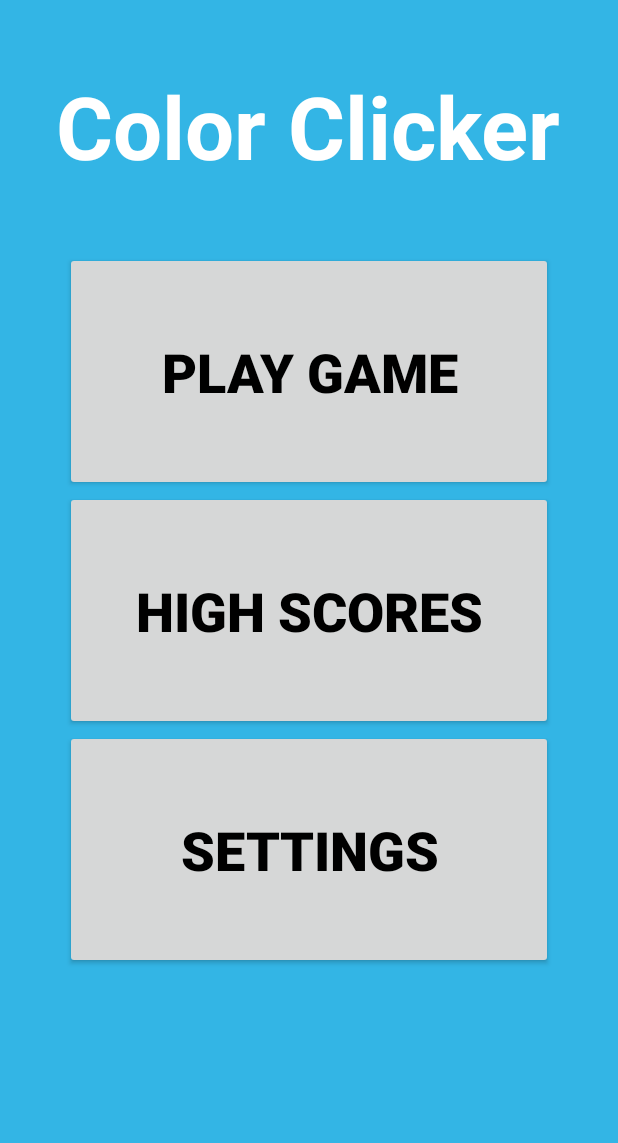
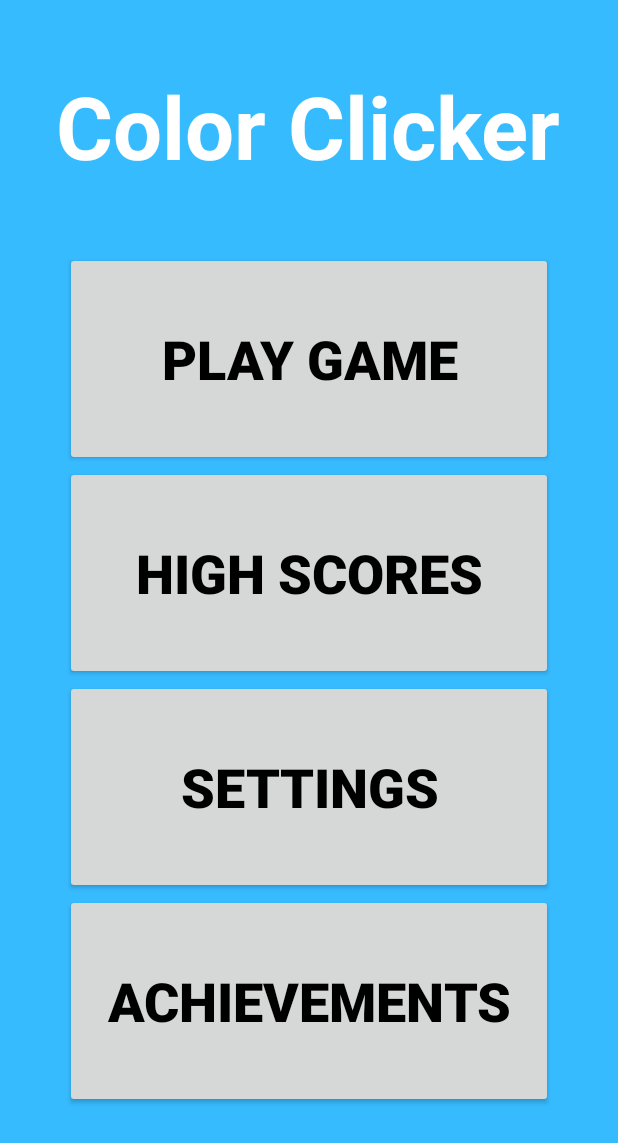
Before and after one commit to Scusemua/ColorClicker, an Android app: the screen it shows after launch (MainMenu), on a phone screen of 412 x 824 dp. Shown: the top 1143 px of the screen. Run offline under Robolectric (Android 15) with nearby library versions, the phone set to English and light mode, and no system bars; 8 statements that could not run were skipped.

Commit message:
Updated UI, added achievements section.

```diff
--- a/app/build.gradle
+++ b/app/build.gradle
@@ -23,5 +23,5 @@ dependencies {
     compile fileTree(dir: 'libs', include: ['*.jar'])
     testCompile 'junit:junit:4.12'
     compile 'com.google.code.gson:gson:2.6.2'
-    compile 'com.android.support:appcompat-v7:23.2.1'
+    compile 'com.android.support:appcompat-v7:23.3.0'
 }
--- a/app/src/main/AndroidManifest.xml
+++ b/app/src/main/AndroidManifest.xml
@@ -18,6 +18,11 @@
 
                 <category android:name="android.intent.category.LAUNCHER" />
             </intent-filter>
+        </activity>
+
+        <activity
+            android:name=".AchievementsMenu"
+            android:label="@string/app_name">
         </activity>
 
         <activity
--- a/app/src/main/java/com/benrcarvergmail/colorclicker/MainMenu.java
+++ b/app/src/main/java/com/benrcarvergmail/colorclicker/MainMenu.java
@@ -23,9 +23,10 @@ import java.util.UUID;
  */
 public class MainMenu extends AppCompatActivity {
 
-    private Button mPlayButton;          // Reference to the play button
-    private Button mSettingsButton;      // Reference to the settings button
-    private Button mScoresButton;        // Reference to the high scores button
+    private Button mButtonPlay;          // Reference to the play button
+    private Button mButtonSettings;      // Reference to the settings button
+    private Button mButtonScores;        // Reference to the high scores button
+    private Button mButtonStats;         // Button for accessing achievements
     private String mUniqueUserId;        // Unique user ID for submitting high scores
     private String mUserNickname;        // Nickname for the user
     private boolean mSoundEnabled;       // Indicates whether sounds are enabled/disabled
@@ -49,9 +50,10 @@ public class MainMenu extends AppCompatActivity {
         setContentView(R.layout.activity_mainmenu);
 
         // Instantiate references to necessary views
-        mPlayButton = (Button) findViewById(R.id.button_play);
-        mSettingsButton = (Button) findViewById(R.id.button_settings);
-        mScoresButton = (Button) findViewById(R.id.button_scores);
+        mButtonPlay = (Button) findViewById(R.id.button_play);
+        mButtonSettings = (Button) findViewById(R.id.button_settings);
+        mButtonScores = (Button) findViewById(R.id.button_scores);
+        mButtonStats = (Button) findViewById(R.id.button_stats);
 
         // Instantiate the shared preferences object.
         sSharedPref = this.getPreferences(Context.MODE_PRIVATE);
@@ -73,8 +75,17 @@ public class MainMenu extends AppCompatActivity {
             initialLaunchSetup();
         }
 
+        // onClickListener() for the "Stats" (Achievements) button
+        mButtonStats.setOnClickListener(new View.OnClickListener() {
+            @Override
+            public void onClick(View view) {
+                Intent myIntent = new Intent(MainMenu.this, AchievementsMenu.class);
+                startActivity(myIntent);
+            }
+        });
+
         // onClickListener() for the "Play" button
-        mPlayButton.setOnClickListener(new View.OnClickListener() {
+        mButtonPlay.setOnClickListener(new View.OnClickListener() {
             @Override
             public void onClick(View v) {
                 // Start the game activity by creating an intent to start it
@@ -86,7 +97,7 @@ public class MainMenu extends AppCompatActivity {
         });
 
         // onClickListener() for the "Settings" button
-        mSettingsButton.setOnClickListener(new View.OnClickListener() {
+        mButtonSettings.setOnClickListener(new View.OnClickListener() {
             @Override
             public void onClick(View v) {
                 // Start the settings menu activity by creating an intent to start it
@@ -97,7 +108,7 @@ public class MainMenu extends AppCompatActivity {
         });
 
         // onClickListener() for the "High Scores" button
-        mScoresButton.setOnClickListener(new View.OnClickListener() {
+        mButtonScores.setOnClickListener(new View.OnClickListener() {
             @Override
             public void onClick(View v) {
                 // Start the high scores menu activity by creating an intent to start it
@@ -129,6 +140,7 @@ public class MainMenu extends AppCompatActivity {
         }
         // Update the local scores since they've quite possibly changed
         retrieveLocalScores();
+        mUserNickname = sSharedPref.getString(getString(R.string.sharedPreferences_nickname), "NO NICKNAME SET");
     }
 
     /**
--- a/app/src/main/java/com/benrcarvergmail/colorclicker/ScoresMenu.java
+++ b/app/src/main/java/com/benrcarvergmail/colorclicker/ScoresMenu.java
@@ -32,7 +32,7 @@ public class ScoresMenu extends AppCompatActivity {
     // List of global high scores and nicknames
     private ArrayList<String> mHighScoresGlobal = new ArrayList<>();
 
-    private final String TAG = "ColorClickerScoreMenu";
+    private static final String TAG = "ColorClickerScoreMenu";
 
     @Override
     protected void onCreate(Bundle savedInstanceState) {
@@ -49,12 +49,12 @@ public class ScoresMenu extends AppCompatActivity {
 
         // Add the scores to the ArrayList
         for(int i = 0; i < MainMenu.sLocalHighScores.size(); i++) {
-            mHighScoresLocal.add(mNickname + "                                       " + MainMenu.sLocalHighScores.get(i).getScore());
+            mHighScoresLocal.add(MainMenu.sLocalHighScores.get(i).getNickname() + "                                       " + MainMenu.sLocalHighScores.get(i).getScore());
         }
 
         // Add the scores to the ArrayList
         for(int i = 0; i < MainMenu.sGlobalHighScores.size(); i++) {
-            mHighScoresGlobal.add(mNickname + "                                       " + MainMenu.sGlobalHighScores.get(i).getScore());
+            mHighScoresGlobal.add(MainMenu.sLocalHighScores.get(i).getNickname() + "                                       " + MainMenu.sGlobalHighScores.get(i).getScore());
         }
 
 
--- a/app/src/main/res/layout/activity_colorchooser.xml
+++ b/app/src/main/res/layout/activity_colorchooser.xml
@@ -4,7 +4,7 @@
     android:orientation="vertical"
     android:layout_width="match_parent"
     android:layout_height="match_parent"
-    android:background="#e79dff">
+    android:background="@color/colorBackgroundStandard">
 
     <TextView
         android:id="@+id/textview_titleTextMainMenu"
--- a/app/src/main/res/layout/activity_mainmenu.xml
+++ b/app/src/main/res/layout/activity_mainmenu.xml
@@ -3,7 +3,7 @@
     android:orientation="vertical"
     android:layout_width="match_parent"
     android:layout_height="match_parent"
-    android:background="@android:color/holo_blue_light"
+    android:background="@color/colorBackgroundMain"
     android:weightSum="6">
 
     <TextView
@@ -51,4 +51,15 @@
         android:textColor="@drawable/button_text_color"
         android:layout_weight="1"/>
 
+    <Button
+        android:id="@+id/button_stats"
+        android:layout_width="325dp"
+        android:layout_height="100dp"
+        android:layout_gravity="center_horizontal"
+        android:text="@string/button_stats"
+        android:textStyle="bold"
+        android:textSize="36sp"
+        android:textColor="@drawable/button_text_color"
+        android:layout_weight="1"/>
+
 </LinearLayout>
--- a/app/src/main/res/layout/activity_scoresmenu.xml
+++ b/app/src/main/res/layout/activity_scoresmenu.xml
@@ -4,7 +4,7 @@
     android:orientation="vertical"
     android:layout_width="match_parent"
     android:layout_height="match_parent"
-    android:background="#88ffa6">
+    android:background="@color/colorBackgroundStandard">
 
     <TextView
         android:id="@+id/textview_titleTextMainMenu"
--- a/app/src/main/res/layout/activity_settingsmenu.xml
+++ b/app/src/main/res/layout/activity_settingsmenu.xml
@@ -4,7 +4,7 @@
     android:orientation="vertical"
     android:layout_width="match_parent"
     android:layout_height="match_parent"
-    android:background="#ff8383">
+    android:background="@color/colorBackgroundStandard">
 
     <TextView
         android:id="@+id/textview_titleTextMainMenu"
--- a/app/src/main/res/layout/listview_layout.xml
+++ b/app/src/main/res/layout/listview_layout.xml
@@ -7,7 +7,7 @@
     android:textStyle="bold"
     android:gravity="center_horizontal"
     android:textColor="@android:color/white"
-    android:background="#9fff96"
+    android:background="@color/colorBackgroundList"
     android:padding="10dp"
     style="@style/TextShadow">
 </TextView>
--- a/app/src/main/res/values/colors.xml
+++ b/app/src/main/res/values/colors.xml
@@ -2,7 +2,10 @@
 <resources>
     <color name="colorPrimary">#556df5</color>
     <color name="colorPrimaryDark">#4f67ff</color>
-    <color name="colorAccent">#FF4081</color>
+    <color name="colorAccent">#0090ff</color>
+    <color name="colorBackgroundStandard">#98dcff</color>
+    <color name="colorBackgroundMain">#37bbff</color>
+    <color name="colorBackgroundList">#37bbff</color>
     <color name="red">#eb4457</color>
     <color name="blue">#00aaff</color>
     <color name="yellow">#FFFF00</color>
--- a/app/src/main/res/values/strings.xml
+++ b/app/src/main/res/values/strings.xml
@@ -28,6 +28,7 @@
     <string name="button_colorChooser">Pick Colors</string>
     <string name="checkbox_enableColor">Enable color</string>
     <string name="textview_colorChooserTitle">Color Chooser</string>
+    <string name="button_stats">Achievements</string>
     <string name="delete_content_warning">Warning: deleting your high scores is permanent and
         cannot be reversed. Make sure that you actually want to delete them before pressing
         that button right there. There is nothing the developer or anybody else in the entire
```
Also changed, not shown: app/src/main/java/com/benrcarvergmail/colorclicker/AchievementsMenu.java (added, +16 -0 lines), app/src/main/java/com/benrcarvergmail/colorclicker/GameActivity.java (+13 -2 lines), app/src/main/java/com/benrcarvergmail/colorclicker/SettingsMenu.java (+8 -0 lines), app/src/main/res/layout/activity_stats.xml (added, +206 -0 lines).
